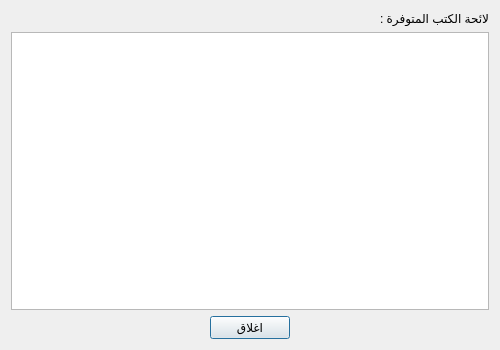
Qt form src/bookslistbrowser.ui (boussouira/moltaqa) before a commit.
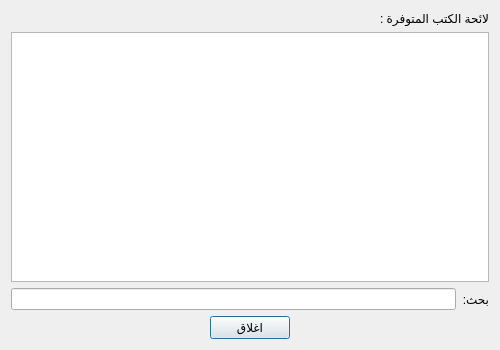
The same form after that commit.

Commit message: Search in books list browser and other fixes

```diff
--- a/src/bookslistbrowser.ui
+++ b/src/bookslistbrowser.ui
@@ -34,6 +34,20 @@
      </property>
     </widget>
    </item>
+   <item>
+    <layout class="QHBoxLayout" name="horizontalLayout_2">
+     <item>
+      <widget class="QLabel" name="label_2">
+       <property name="text">
+        <string>بحث:</string>
+       </property>
+      </widget>
+     </item>
+     <item>
+      <widget class="QLineEdit" name="lineSearch"/>
+     </item>
+    </layout>
+   </item>
    <item>
     <layout class="QHBoxLayout" name="horizontalLayout">
      <item>
```
The commit also changes 12 other files.
